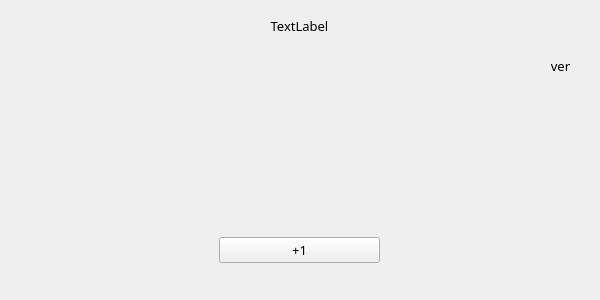
Old version of the form ui/main.ui in the repository ObBack/gold.
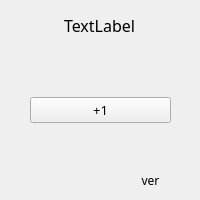
New version of the form. Icons and pictures are not drawn.

Commit message: [fix] 窗口大小

```diff
--- a/ui/main.ui
+++ b/ui/main.ui
@@ -6,8 +6,8 @@
    <rect>
     <x>0</x>
     <y>0</y>
-    <width>600</width>
-    <height>300</height>
+    <width>200</width>
+    <height>200</height>
    </rect>
   </property>
   <property name="font">
@@ -29,13 +29,19 @@
      <rect>
       <x>9</x>
       <y>10</y>
-      <width>581</width>
+      <width>181</width>
       <height>31</height>
      </rect>
     </property>
     <layout class="QHBoxLayout" name="horizontalLayout">
      <item>
       <widget class="QLabel" name="gold_label">
+       <property name="font">
+        <font>
+         <family>等线</family>
+         <pointsize>12</pointsize>
+        </font>
+       </property>
        <property name="text">
         <string>TextLabel</string>
        </property>
@@ -49,9 +55,9 @@
    <widget class="QWidget" name="horizontalLayoutWidget_2">
     <property name="geometry">
      <rect>
-      <x>219</x>
-      <y>230</y>
-      <width>161</width>
+      <x>30</x>
+      <y>90</y>
+      <width>141</width>
       <height>41</height>
      </rect>
     </property>
@@ -71,29 +77,24 @@
      </item>
     </layout>
    </widget>
-   <widget class="QWidget" name="horizontalLayoutWidget_5">
-    <property name="geometry">
-     <rect>
-      <x>10</x>
-      <y>59</y>
-      <width>141</width>
-      <height>231</height>
-     </rect>
-    </property>
-    <layout class="QHBoxLayout" name="horizontalLayout_5"/>
-   </widget>
    <widget class="QWidget" name="horizontalLayoutWidget_6">
     <property name="geometry">
      <rect>
-      <x>530</x>
-      <y>50</y>
+      <x>120</x>
+      <y>170</y>
       <width>61</width>
-      <height>31</height>
+      <height>21</height>
      </rect>
     </property>
     <layout class="QHBoxLayout" name="horizontalLayout_6">
      <item>
       <widget class="QLabel" name="ver">
+       <property name="font">
+        <font>
+         <family>等线</family>
+         <pointsize>9</pointsize>
+        </font>
+       </property>
        <property name="text">
         <string>ver</string>
        </property>
```
The commit also changes 2 other files.
